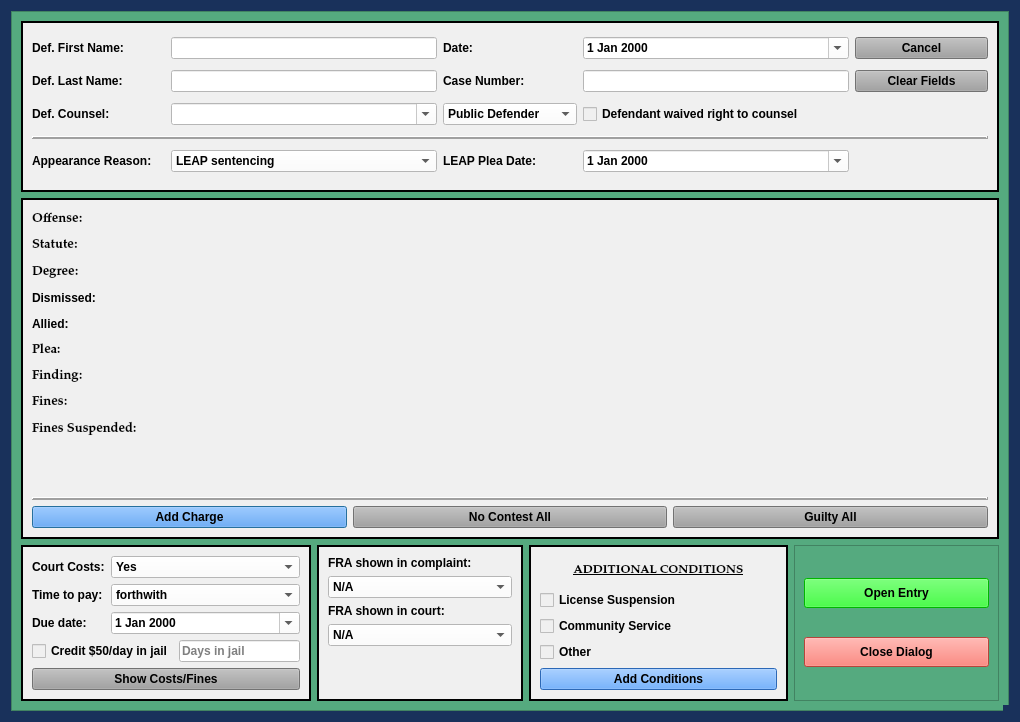
HunterProgram22/MuniEntry, file munientry/views/ui/LeapSentencingDialog.ui: the form before one commit.
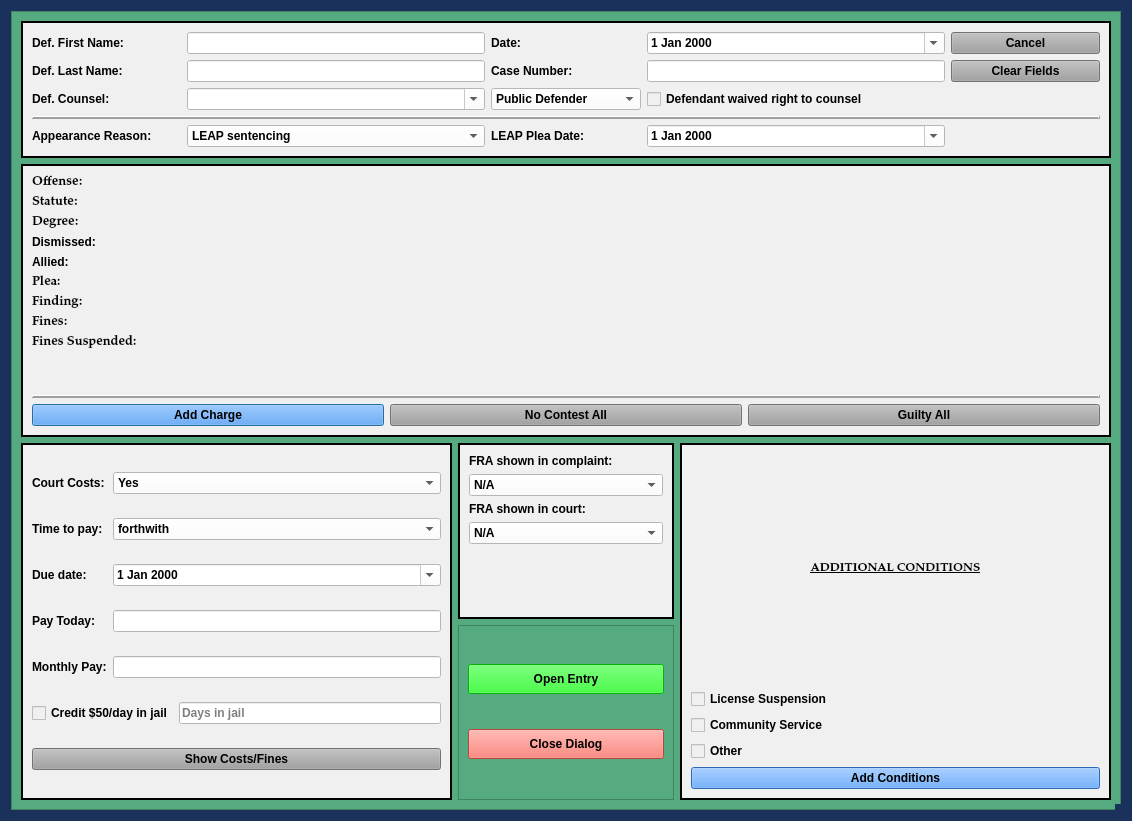
The form after the commit. Custom widgets are drawn as their Qt base class.

Commit message: Leap Sentencing Dialog updated with new Court Costs.

Patch:
```diff
--- a/munientry/views/ui/LeapSentencingDialog.ui
+++ b/munientry/views/ui/LeapSentencingDialog.ui
@@ -12,8 +12,8 @@
    <rect>
     <x>0</x>
     <y>0</y>
-    <width>1020</width>
-    <height>722</height>
+    <width>1132</width>
+    <height>821</height>
    </rect>
   </property>
   <property name="sizePolicy">
@@ -165,248 +165,12 @@
        <rect>
         <x>0</x>
         <y>0</y>
-        <width>1000</width>
-        <height>702</height>
+        <width>1112</width>
+        <height>801</height>
        </rect>
       </property>
-      <layout class="QGridLayout" name="gridLayout_2" rowstretch="1,2,0" columnstretch="1,1,1,1">
-       <item row="1" column="0" colspan="4">
-        <widget class="QFrame" name="frame">
-         <property name="sizePolicy">
-          <sizepolicy hsizetype="Preferred" vsizetype="Preferred">
-           <horstretch>0</horstretch>
-           <verstretch>0</verstretch>
-          </sizepolicy>
-         </property>
-         <property name="styleSheet">
-          <string notr="true">background-color: rgb(240, 240, 240);</string>
-         </property>
-         <property name="frameShape">
-          <enum>QFrame::Box</enum>
-         </property>
-         <property name="frameShadow">
-          <enum>QFrame::Plain</enum>
-         </property>
-         <property name="lineWidth">
-          <number>2</number>
-         </property>
-         <layout class="QVBoxLayout" name="verticalLayout_2">
-          <item>
-           <layout class="QGridLayout" name="gridLayout_3">
-            <item row="2" column="1">
-             <widget class="QPushButton" name="no_contest_all_Button">
-              <property name="sizePolicy">
-               <sizepolicy hsizetype="Preferred" vsizetype="Fixed">
-                <horstretch>0</horstretch>
-                <verstretch>0</verstretch>
-               </sizepolicy>
-              </property>
-              <property name="focusPolicy">
-               <enum>Qt::NoFocus</enum>
-              </property>
-              <property name="styleSheet">
-               <string notr="true">background-color: rgb(160, 160, 160);</string>
-              </property>
-              <property name="text">
-               <string>No Contest All</string>
-              </property>
-             </widget>
-            </item>
-            <item row="0" column="0" colspan="3">
-             <layout class="QGridLayout" name="charges_gridLayout">
-              <item row="1" column="0">
-               <widget class="QLabel" name="statute_label">
-                <property name="font">
-                 <font>
-                  <family>Palatino Linotype</family>
-                  <pointsize>10</pointsize>
-                  <weight>75</weight>
-                  <italic>false</italic>
-                  <bold>true</bold>
-                 </font>
-                </property>
-                <property name="text">
-                 <string>Statute:</string>
-                </property>
-               </widget>
-              </item>
-              <item row="4" column="0">
-               <widget class="QLabel" name="allied_label">
-                <property name="text">
-                 <string>Allied:</string>
-                </property>
-               </widget>
-              </item>
-              <item row="5" column="0">
-               <widget class="QLabel" name="plea_label">
-                <property name="font">
-                 <font>
-                  <family>Palatino Linotype</family>
-                  <pointsize>10</pointsize>
-                  <weight>75</weight>
-                  <italic>false</italic>
-                  <bold>true</bold>
-                 </font>
-                </property>
-                <property name="text">
-                 <string>Plea:</string>
-                </property>
-               </widget>
-              </item>
-              <item row="2" column="0">
-               <widget class="QLabel" name="degree_label">
-                <property name="font">
-                 <font>
-                  <family>Palatino Linotype</family>
-                  <pointsize>10</pointsize>
-                  <weight>75</weight>
-                  <italic>false</italic>
-                  <bold>true</bold>
-                 </font>
-                </property>
-                <property name="text">
-                 <string>Degree:</string>
-                </property>
-               </widget>
-              </item>
-              <item row="6" column="0">
-               <widget class="QLabel" name="finding_label">
-                <property name="font">
-                 <font>
-                  <family>Palatino Linotype</family>
-                  <pointsize>10</pointsize>
-                  <weight>75</weight>
-                  <italic>false</italic>
-                  <bold>true</bold>
-                 </font>
-                </property>
-                <property name="text">
-                 <string>Finding:</string>
-                </property>
-               </widget>
-              </item>
-              <item row="0" column="0">
-               <widget class="QLabel" name="offense_label">
-                <property name="font">
-                 <font>
-                  <family>Palatino Linotype</family>
-                  <pointsize>10</pointsize>
-                  <weight>75</weight>
-                  <italic>false</italic>
-                  <bold>true</bold>
-                 </font>
-                </property>
-                <property name="text">
-                 <string>Offense:</string>
-                </property>
-                <property name="wordWrap">
-                 <bool>true</bool>
-                </property>
-               </widget>
-              </item>
-              <item row="8" column="0">
-               <widget class="QLabel" name="fines_suspended_label">
-                <property name="font">
-                 <font>
-                  <family>Palatino Linotype</family>
-                  <pointsize>10</pointsize>
-                  <weight>75</weight>
-                  <italic>false</italic>
-                  <bold>true</bold>
-                 </font>
-                </property>
-                <property name="text">
-                 <string>Fines Suspended:</string>
-                </property>
-               </widget>
-              </item>
-              <item row="10" column="0">
-               <widget class="QLabel" name="label_5">
-                <property name="text">
-                 <string/>
-                </property>
-               </widget>
-              </item>
-              <item row="7" column="0">
-               <widget class="QLabel" name="fines_label">
-                <property name="font">
-                 <font>
-                  <family>Palatino Linotype</family>
-                  <pointsize>10</pointsize>
-                  <weight>75</weight>
-                  <italic>false</italic>
-                  <bold>true</bold>
-                 </font>
-                </property>
-                <property name="text">
-                 <string>Fines:</string>
-                </property>
-               </widget>
-              </item>
-              <item row="9" column="0">
-               <widget class="QLabel" name="amend_row_label">
-                <property name="text">
-                 <string/>
-                </property>
-               </widget>
-              </item>
-              <item row="3" column="0">
-               <widget class="QLabel" name="dismissed_label">
-                <property name="text">
-                 <string>Dismissed:</string>
-                </property>
-               </widget>
-              </item>
-             </layout>
-            </item>
-            <item row="2" column="2">
-             <widget class="QPushButton" name="guilty_all_Button">
-              <property name="sizePolicy">
-               <sizepolicy hsizetype="Preferred" vsizetype="Fixed">
-                <horstretch>0</horstretch>
-                <verstretch>0</verstretch>
-               </sizepolicy>
-              </property>
-              <property name="focusPolicy">
-               <enum>Qt::NoFocus</enum>
-              </property>
-              <property name="styleSheet">
-               <string notr="true">background-color: rgb(160, 160, 160);</string>
-              </property>
-              <property name="text">
-               <string>Guilty All</string>
-              </property>
-             </widget>
-            </item>
-            <item row="2" column="0">
-             <widget class="QPushButton" name="add_charge_Button">
-              <property name="styleSheet">
-               <string notr="true">background-color: rgb(62, 146, 255)</string>
-              </property>
-              <property name="text">
-               <string>Add Charge</string>
-              </property>
-             </widget>
-            </item>
-            <item row="1" column="0" colspan="3">
-             <widget class="Line" name="line">
-              <property name="frameShadow">
-               <enum>QFrame::Raised</enum>
-              </property>
-              <property name="lineWidth">
-               <number>2</number>
-              </property>
-              <property name="orientation">
-               <enum>Qt::Horizontal</enum>
-              </property>
-             </widget>
-            </item>
-           </layout>
-          </item>
-         </layout>
-        </widget>
-       </item>
-       <item row="2" column="0">
+      <layout class="QGridLayout" name="gridLayout_2">
+       <item row="2" column="0" rowspan="4" colspan="2">
         <widget class="QFrame" name="frame_5">
          <property name="sizePolicy">
           <sizepolicy hsizetype="Preferred" vsizetype="Preferred">
@@ -427,55 +191,35 @@
           <number>2</number>
          </property>
          <layout class="QGridLayout" name="gridLayout_5">
-          <item row="0" column="0">
-           <widget class="QLabel" name="label_11">
+          <item row="5" column="1" colspan="3">
+           <widget class="QLineEdit" name="pay_today_box">
+            <property name="styleSheet">
+             <string notr="true">background-color: rgb(255, 255, 255);</string>
+            </property>
+           </widget>
+          </item>
+          <item row="5" column="0">
+           <widget class="QLabel" name="pay_today_label">
             <property name="text">
-             <string>Court Costs:</string>
+             <string>Pay Today:</string>
             </property>
            </widget>
           </item>
-          <item row="1" column="0">
+          <item row="2" column="0">
            <widget class="QLabel" name="label_9">
             <property name="text">
              <string>Time to pay:</string>
             </property>
            </widget>
           </item>
-          <item row="1" column="1" colspan="3">
-           <widget class="NoScrollComboBox" name="ability_to_pay_box">
-            <property name="styleSheet">
-             <string notr="true">background-color: rgb(255, 255, 255);</string>
-            </property>
-            <item>
-             <property name="text">
-              <string>forthwith</string>
-             </property>
-            </item>
-            <item>
-             <property name="text">
-              <string>within 30 days</string>
-             </property>
-            </item>
-            <item>
-             <property name="text">
-              <string>within 60 days</string>
-             </property>
-            </item>
-            <item>
-             <property name="text">
-              <string>within 90 days</string>
-             </property>
-            </item>
-           </widget>
-          </item>
-          <item row="2" column="0">
-           <widget class="QLabel" name="label_18">
+          <item row="6" column="0">
+           <widget class="QLabel" name="monthly_pay_label">
             <property name="text">
-             <string>Due date:</string>
+             <string>Monthly Pay:</string>
             </property>
            </widget>
           </item>
-          <item row="2" column="1" colspan="3">
+          <item row="3" column="1" colspan="3">
            <widget class="NoScrollDateEdit" name="balance_due_date">
             <property name="styleSheet">
              <string notr="true">color: rgb(0, 0, 0);
@@ -486,14 +230,21 @@
             </property>
            </widget>
           </item>
-          <item row="3" column="0" colspan="3">
+          <item row="3" column="0">
+           <widget class="QLabel" name="balance_due_date_label">
+            <property name="text">
+             <string>Due date:</string>
+            </property>
+           </widget>
+          </item>
+          <item row="7" column="0" colspan="3">
            <widget class="QCheckBox" name="credit_for_jail_checkBox">
             <property name="text">
              <string>Credit $50/day in jail</string>
             </property>
            </widget>
           </item>
-          <item row="3" column="3">
+          <item row="7" column="3">
            <widget class="QLineEdit" name="jail_time_credit_box">
             <property name="styleSheet">
              <string notr="true">background-color: rgb(255, 255, 255);</string>
@@ -503,7 +254,7 @@
             </property>
            </widget>
           </item>
-          <item row="0" column="1" colspan="3">
+          <item row="1" column="1" colspan="3">
            <widget class="NoScrollComboBox" name="court_costs_box">
             <property name="styleSheet">
              <string notr="true">background-color: rgb(255, 255, 255);</string>
@@ -530,7 +281,43 @@
             </item>
            </widget>
           </item>
-          <item row="4" column="0" colspan="4">
+          <item row="1" column="0">
+           <widget class="QLabel" name="label_11">
+            <property name="text">
+             <string>Court Costs:</string>
+            </property>
+           </widget>
+          </item>
+          <item row="2" column="1" colspan="3">
+           <widget class="NoScrollComboBox" name="ability_to_pay_box">
+            <property name="styleSheet">
+             <string notr="true">background-color: rgb(255, 255, 255);</string>
+            </property>
+            <item>
+             <property name="text">
+              <string>forthwith</string>
+             </property>
+            </item>
+            <item>
+             <property name="text">
+              <string>monthly pay</string>
+             </property>
+            </item>
+            <item>
+             <property name="text">
+              <string>partial forthwith then monthly pay</string>
+             </property>
+            </item>
+           </widget>
+          </item>
+          <item row="6" column="1" colspan="3">
+           <widget class="QLineEdit" name="monthly_pay_box">
+            <property name="styleSheet">
+             <string notr="true">background-color: rgb(255, 255, 255);</string>
+            </property>
+           </widget>
+          </item>
+          <item row="8" column="0" colspan="4">
            <widget class="QPushButton" name="costs_and_fines_Button">
             <property name="sizePolicy">
              <sizepolicy hsizetype="Preferred" vsizetype="Fixed">
@@ -555,7 +342,7 @@
          </layout>
         </widget>
        </item>
-       <item row="0" column="0" colspan="4">
+       <item row="0" column="0" colspan="5">
         <widget class="QFrame" name="case_name_Frame">
          <property name="sizePolicy">
           <sizepolicy hsizetype="Preferred" vsizetype="Preferred">
@@ -768,7 +555,325 @@
          </layout>
         </widget>
        </item>
-       <item row="2" column="2">
+       <item row="1" column="0" colspan="5">
+        <widget class="QFrame" name="frame">
+         <property name="sizePolicy">
+          <sizepolicy hsizetype="Preferred" vsizetype="Preferred">
+           <horstretch>0</horstretch>
+           <verstretch>0</verstretch>
+          </sizepolicy>
+         </property>
+         <property name="styleSheet">
+          <string notr="true">background-color: rgb(240, 240, 240);</string>
+         </property>
+         <property name="frameShape">
+          <enum>QFrame::Box</enum>
+         </property>
+         <property name="frameShadow">
+          <enum>QFrame::Plain</enum>
+         </property>
+         <property name="lineWidth">
+          <number>2</number>
+         </property>
+         <layout class="QVBoxLayout" name="verticalLayout_2">
+          <item>
+           <layout class="QGridLayout" name="gridLayout_3">
+            <item row="2" column="1">
+             <widget class="QPushButton" name="no_contest_all_Button">
+              <property name="sizePolicy">
+               <sizepolicy hsizetype="Preferred" vsizetype="Fixed">
+                <horstretch>0</horstretch>
+                <verstretch>0</verstretch>
+               </sizepolicy>
+              </property>
+              <property name="focusPolicy">
+               <enum>Qt::NoFocus</enum>
+              </property>
+              <property name="styleSheet">
+               <string notr="true">background-color: rgb(160, 160, 160);</string>
+              </property>
+              <property name="text">
+               <string>No Contest All</string>
+              </property>
+             </widget>
+            </item>
+            <item row="0" column="0" colspan="3">
+             <layout class="QGridLayout" name="charges_gridLayout">
+              <item row="1" column="0">
+               <widget class="QLabel" name="statute_label">
+                <property name="font">
+                 <font>
+                  <family>Palatino Linotype</family>
+                  <pointsize>10</pointsize>
+                  <weight>75</weight>
+                  <italic>false</italic>
+                  <bold>true</bold>
+                 </font>
+                </property>
+                <property name="text">
+                 <string>Statute:</string>
+                </property>
+               </widget>
+              </item>
+              <item row="4" column="0">
+               <widget class="QLabel" name="allied_label">
+                <property name="text">
+                 <string>Allied:</string>
+                </property>
+               </widget>
+              </item>
+              <item row="5" column="0">
+               <widget class="QLabel" name="plea_label">
+                <property name="font">
+                 <font>
+                  <family>Palatino Linotype</family>
+                  <pointsize>10</pointsize>
+                  <weight>75</weight>
+                  <italic>false</italic>
+                  <bold>true</bold>
+                 </font>
+                </property>
+                <property name="text">
+                 <string>Plea:</string>
+                </property>
+               </widget>
+              </item>
+              <item row="2" column="0">
+               <widget class="QLabel" name="degree_label">
+                <property name="font">
+                 <font>
+                  <family>Palatino Linotype</family>
+                  <pointsize>10</pointsize>
+                  <weight>75</weight>
+                  <italic>false</italic>
+                  <bold>true</bold>
+                 </font>
+                </property>
+                <property name="text">
+                 <string>Degree:</string>
+                </property>
+               </widget>
+              </item>
+              <item row="6" column="0">
+               <widget class="QLabel" name="finding_label">
+                <property name="font">
+                 <font>
+                  <family>Palatino Linotype</family>
+                  <pointsize>10</pointsize>
+                  <weight>75</weight>
+                  <italic>false</italic>
+                  <bold>true</bold>
+                 </font>
+                </property>
+                <property name="text">
+                 <string>Finding:</string>
+                </property>
+               </widget>
+              </item>
+              <item row="0" column="0">
+               <widget class="QLabel" name="offense_label">
+                <property name="font">
+                 <font>
+                  <family>Palatino Linotype</family>
+                  <pointsize>10</pointsize>
+                  <weight>75</weight>
+                  <italic>false</italic>
+                  <bold>true</bold>
+                 </font>
+                </property>
+                <property name="text">
+                 <string>Offense:</string>
+                </property>
+                <property name="wordWrap">
+                 <bool>true</bool>
+                </property>
+               </widget>
+              </item>
+              <item row="8" column="0">
+               <widget class="QLabel" name="fines_suspended_label">
+                <property name="font">
+                 <font>
+                  <family>Palatino Linotype</family>
+                  <pointsize>10</pointsize>
+                  <weight>75</weight>
+                  <italic>false</italic>
+                  <bold>true</bold>
+                 </font>
+                </property>
+                <property name="text">
+                 <string>Fines Suspended:</string>
+                </property>
+               </widget>
+              </item>
+              <item row="10" column="0">
+               <widget class="QLabel" name="label_5">
+                <property name="text">
+                 <string/>
+                </property>
+               </widget>
+              </item>
+              <item row="7" column="0">
+               <widget class="QLabel" name="fines_label">
+                <property name="font">
+                 <font>
+                  <family>Palatino Linotype</family>
+                  <pointsize>10</pointsize>
+                  <weight>75</weight>
+                  <italic>false</italic>
+                  <bold>true</bold>
+                 </font>
+                </property>
+                <property name="text">
+                 <string>Fines:</string>
+                </property>
+               </widget>
+              </item>
+              <item row="9" column="0">
+               <widget class="QLabel" name="amend_row_label">
+                <property name="text">
+                 <string/>
+                </property>
+               </widget>
+              </item>
+              <item row="3" column="0">
+               <widget class="QLabel" name="dismissed_label">
+                <property name="text">
+                 <string>Dismissed:</string>
+                </property>
+               </widget>
+              </item>
+             </layout>
+            </item>
+            <item row="2" column="2">
+             <widget class="QPushButton" name="guilty_all_Button">
+              <property name="sizePolicy">
+               <sizepolicy hsizetype="Preferred" vsizetype="Fixed">
+                <horstretch>0</horstretch>
+                <verstretch>0</verstretch>
+               </sizepolicy>
+              </property>
+              <property name="focusPolicy">
+               <enum>Qt::NoFocus</enum>
+              </property>
+              <property name="styleSheet">
+               <string notr="true">background-color: rgb(160, 160, 160);</string>
+              </property>
+              <property name="text">
+               <string>Guilty All</string>
+              </property>
+             </widget>
+            </item>
+            <item row="2" column="0">
+             <widget class="QPushButton" name="add_charge_Button">
+              <property name="styleSheet">
+               <string notr="true">background-color: rgb(62, 146, 255)</string>
+              </property>
+              <property name="text">
+               <string>Add Charge</string>
+              </property>
+             </widget>
+            </item>
+            <item row="1" column="0" colspan="3">
+             <widget class="Line" name="line">
+              <property name="frameShadow">
+               <enum>QFrame::Raised</enum>
+              </property>
+              <property name="lineWidth">
+               <number>2</number>
+              </property>
+              <property name="orientation">
+               <enum>Qt::Horizontal</enum>
+              </property>
+             </widget>
+            </item>
+           </layout>
+          </item>
+         </layout>
+        </widget>
+       </item>
+       <item row="2" column="2" rowspan="2">
+        <widget class="QFrame" name="fra_frame">
+         <property name="sizePolicy">
+          <sizepolicy hsizetype="Preferred" vsizetype="Preferred">
+           <horstretch>0</horstretch>
+           <verstretch>0</verstretch>
+          </sizepolicy>
+         </property>
+         <property name="styleSheet">
+          <string notr="true">background-color: rgb(240, 240, 240);</string>
+         </property>
+         <property name="frameShape">
+          <enum>QFrame::Box</enum>
+         </property>
+         <property name="frameShadow">
+          <enum>QFrame::Plain</enum>
+         </property>
+         <property name="lineWidth">
+          <number>2</number>
+         </property>
+         <layout class="QFormLayout" name="formLayout_2">
+          <item row="2" column="0">
+           <widget class="QLabel" name="label_22">
+            <property name="text">
+             <string>FRA shown in court:</string>
+            </property>
+           </widget>
+          </item>
+          <item row="0" column="0">
+           <widget class="QLabel" name="label_21">
+            <property name="text">
+             <string>FRA shown in complaint:</string>
+            </property>
+           </widget>
+          </item>
+          <item row="3" column="0" colspan="2">
+           <widget class="NoScrollComboBox" name="fra_in_court_box">
+            <property name="styleSheet">
+             <string notr="true">background-color: rgb(255, 255, 255);</string>
+            </property>
+            <item>
+             <property name="text">
+              <string>N/A</string>
+             </property>
+            </item>
+            <item>
+             <property name="text">
+              <string>Yes</string>
+             </property>
+            </item>
+            <item>
+             <property name="text">
+              <string>No</string>
+             </property>
+            </item>
+           </widget>
+          </item>
+          <item row="1" column="0" colspan="2">
+           <widget class="NoScrollComboBox" name="fra_in_file_box">
+            <property name="styleSheet">
+             <string notr="true">background-color: rgb(255, 255, 255);</string>
+            </property>
+            <item>
+             <property name="text">
+              <string>N/A</string>
+             </property>
+            </item>
+            <item>
+             <property name="text">
+              <string>Yes</string>
+             </property>
+            </item>
+            <item>
+             <property name="text">
+              <string>No</string>
+             </property>
+            </item>
+           </widget>
+          </item>
+         </layout>
+        </widget>
+       </item>
+       <item row="2" column="3" rowspan="4" colspan="2">
         <widget class="QFrame" name="frame_6">
          <property name="sizePolicy">
           <sizepolicy hsizetype="Preferred" vsizetype="Preferred">
@@ -854,7 +959,7 @@
          </layout>
         </widget>
        </item>
-       <item row="2" column="3">
+       <item row="4" column="2" rowspan="2">
         <widget class="QFrame" name="frame_2">
          <property name="frameShape">
           <enum>QFrame::StyledPanel</enum>
@@ -908,88 +1013,6 @@
          </layout>
         </widget>
        </item>
-       <item row="2" column="1">
-        <widget class="QFrame" name="fra_frame">
-         <property name="sizePolicy">
-          <sizepolicy hsizetype="Preferred" vsizetype="Preferred">
-           <horstretch>0</horstretch>
-           <verstretch>0</verstretch>
-          </sizepolicy>
-         </property>
-         <property name="styleSheet">
-          <string notr="true">background-color: rgb(240, 240, 240);</string>
-         </property>
-         <property name="frameShape">
-          <enum>QFrame::Box</enum>
-         </property>
-         <property name="frameShadow">
-          <enum>QFrame::Plain</enum>
-         </property>
-         <property name="lineWidth">
-          <number>2</number>
-         </property>
-         <layout class="QFormLayout" name="formLayout_2">
-          <item row="2" column="0">
-           <widget class="QLabel" name="label_22">
-            <property name="text">
-             <string>FRA shown in court:</string>
-            </property>
-           </widget>
-          </item>
-          <item row="0" column="0">
-           <widget class="QLabel" name="label_21">
-            <property name="text">
-             <string>FRA shown in complaint:</string>
-            </property>
-           </widget>
-          </item>
-          <item row="3" column="0" colspan="2">
-           <widget class="NoScrollComboBox" name="fra_in_court_box">
-            <property name="styleSheet">
-             <string notr="true">background-color: rgb(255, 255, 255);</string>
-            </property>
-            <item>
-             <property name="text">
-              <string>N/A</string>
-             </property>
-            </item>
-            <item>
-             <property name="text">
-              <string>Yes</string>
-             </property>
-            </item>
-            <item>
-             <property name="text">
-              <string>No</string>
-             </property>
-            </item>
-           </widget>
-          </item>
-          <item row="1" column="0" colspan="2">
-           <widget class="NoScrollComboBox" name="fra_in_file_box">
-            <property name="styleSheet">
-             <string notr="true">background-color: rgb(255, 255, 255);</string>
-            </property>
-            <item>
-             <property name="text">
-              <string>N/A</string>
-             </property>
-            </item>
-            <item>
-             <property name="text">
-              <string>Yes</string>
-             </property>
-            </item>
-            <item>
-             <property name="text">
-              <string>No</string>
-             </property>
-            </item>
-           </widget>
-          </item>
-         </layout>
-        </widget>
-       </item>
       </layout>
      </widget>
     </widget>
```
Left out of the diff: 3 changed lines with no effect on the pictures. The commit also changes 2 other files.
